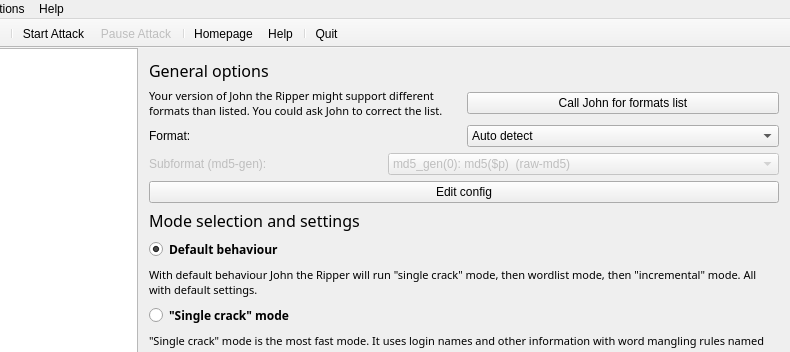
Above: mainwindow.ui from openwall/johnny before the change; both pictures show x 118 to 908 and y 0 to 352 of the 908 by 993 pixel window. Below: the same form after it.
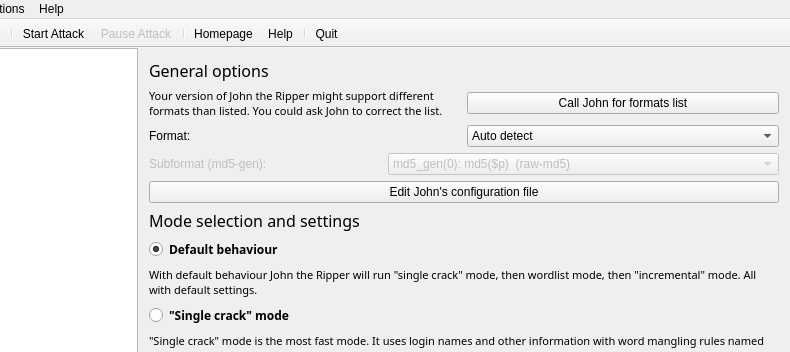
That is the form after the change. Icons and pictures are not drawn.

Commit message: button's text s/Edit config/Edit John's configuration file/

The edit to the form file:
```diff
--- a/mainwindow.ui
+++ b/mainwindow.ui
@@ -869,7 +869,7 @@
            <item>
             <widget class="QPushButton" name="pushButton_EditConfig">
              <property name="text">
-              <string>Edit config</string>
+              <string>Edit John's configuration file</string>
              </property>
             </widget>
            </item>
```
